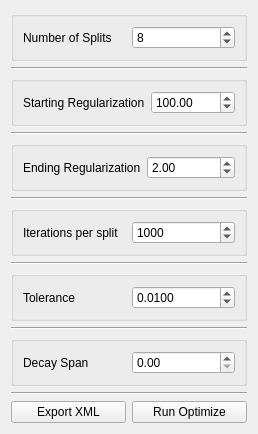
The window that src/Application/Optimize/OptimizeTool.ui (SCIInstitute/ShapeWorks) describes before a commit, drawn with Qt 5.
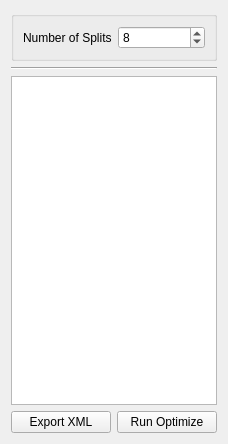
The same window after the commit.

Commit message: added table for optimize values

Patch:
```diff
--- a/src/Application/Optimize/OptimizeTool.ui
+++ b/src/Application/Optimize/OptimizeTool.ui
@@ -7,7 +7,7 @@
     <x>0</x>
     <y>0</y>
     <width>228</width>
-    <height>420</height>
+    <height>444</height>
    </rect>
   </property>
   <property name="windowTitle">
@@ -57,165 +57,7 @@
     </widget>
    </item>
    <item>
-    <widget class="QGroupBox" name="blur_groupbox_2">
-     <property name="title">
-      <string/>
-     </property>
-     <layout class="QHBoxLayout" name="horizontalLayout_4">
-      <item>
-       <widget class="QLabel" name="label_5">
-        <property name="text">
-         <string>Starting Regularization</string>
-        </property>
-       </widget>
-      </item>
-      <item>
-       <widget class="QDoubleSpinBox" name="starting_regularization_">
-        <property name="maximum">
-         <double>999999.000000000000000</double>
-        </property>
-        <property name="value">
-         <double>100.000000000000000</double>
-        </property>
-       </widget>
-      </item>
-     </layout>
-    </widget>
-   </item>
-   <item>
-    <widget class="Line" name="line_4">
-     <property name="orientation">
-      <enum>Qt::Horizontal</enum>
-     </property>
-    </widget>
-   </item>
-   <item>
-    <widget class="QGroupBox" name="blur_groupbox_3">
-     <property name="title">
-      <string/>
-     </property>
-     <layout class="QHBoxLayout" name="horizontalLayout_5">
-      <item>
-       <widget class="QLabel" name="label_6">
-        <property name="text">
-         <string>Ending Regularization</string>
-        </property>
-       </widget>
-      </item>
-      <item>
-       <widget class="QDoubleSpinBox" name="ending_regularization_">
-        <property name="maximum">
-         <double>999999.000000000000000</double>
-        </property>
-        <property name="value">
-         <double>2.000000000000000</double>
-        </property>
-       </widget>
-      </item>
-     </layout>
-    </widget>
-   </item>
-   <item>
-    <widget class="Line" name="line_5">
-     <property name="orientation">
-      <enum>Qt::Horizontal</enum>
-     </property>
-    </widget>
-   </item>
-   <item>
-    <widget class="QGroupBox" name="blur_groupbox_4">
-     <property name="title">
-      <string/>
-     </property>
-     <layout class="QHBoxLayout" name="horizontalLayout_6">
-      <item>
-       <widget class="QLabel" name="label_7">
-        <property name="text">
-         <string>Iterations per split</string>
-        </property>
-       </widget>
-      </item>
-      <item>
-       <widget class="QSpinBox" name="optimization_iterations_">
-        <property name="maximum">
-         <number>20000</number>
-        </property>
-        <property name="value">
-         <number>1000</number>
-        </property>
-       </widget>
-      </item>
-     </layout>
-    </widget>
-   </item>
-   <item>
-    <widget class="Line" name="line_9">
-     <property name="orientation">
-      <enum>Qt::Horizontal</enum>
-     </property>
-    </widget>
-   </item>
-   <item>
-    <widget class="QGroupBox" name="blur_groupbox_5">
-     <property name="title">
-      <string/>
-     </property>
-     <layout class="QHBoxLayout" name="horizontalLayout_7">
-      <item>
-       <widget class="QLabel" name="label_8">
-        <property name="text">
-         <string>Tolerance</string>
-        </property>
-       </widget>
-      </item>
-      <item>
-       <widget class="QDoubleSpinBox" name="tolerance">
-        <property name="decimals">
-         <number>4</number>
-        </property>
-        <property name="maximum">
-         <double>1000.000000000000000</double>
-        </property>
-        <property name="value">
-         <double>0.010000000000000</double>
-        </property>
-       </widget>
-      </item>
-     </layout>
-    </widget>
-   </item>
-   <item>
-    <widget class="Line" name="line">
-     <property name="orientation">
-      <enum>Qt::Horizontal</enum>
-     </property>
-    </widget>
-   </item>
-   <item>
-    <widget class="QGroupBox" name="groupBox">
-     <property name="title">
-      <string/>
-     </property>
-     <layout class="QHBoxLayout" name="horizontalLayout_8">
-      <item>
-       <widget class="QLabel" name="label">
-        <property name="text">
-         <string>Decay Span</string>
-        </property>
-       </widget>
-      </item>
-      <item>
-       <widget class="QDoubleSpinBox" name="decaySpan"/>
-      </item>
-     </layout>
-    </widget>
-   </item>
-   <item>
-    <widget class="Line" name="line_2">
-     <property name="orientation">
-      <enum>Qt::Horizontal</enum>
-     </property>
-    </widget>
+    <widget class="QTableWidget" name="parameterTable"/>
    </item>
    <item>
     <layout class="QHBoxLayout" name="horizontalLayout_3">
@@ -235,19 +77,6 @@
      </item>
     </layout>
    </item>
-   <item>
-    <spacer name="verticalSpacer">
-     <property name="orientation">
-      <enum>Qt::Vertical</enum>
-     </property>
-     <property name="sizeHint" stdset="0">
-      <size>
-       <width>20</width>
-       <height>40</height>
-      </size>
-     </property>
-    </spacer>
-   </item>
   </layout>
  </widget>
  <tabstops>
```
Left out of the diff: 4 changed lines with no effect on the pictures. The commit also changes 9 other files.
